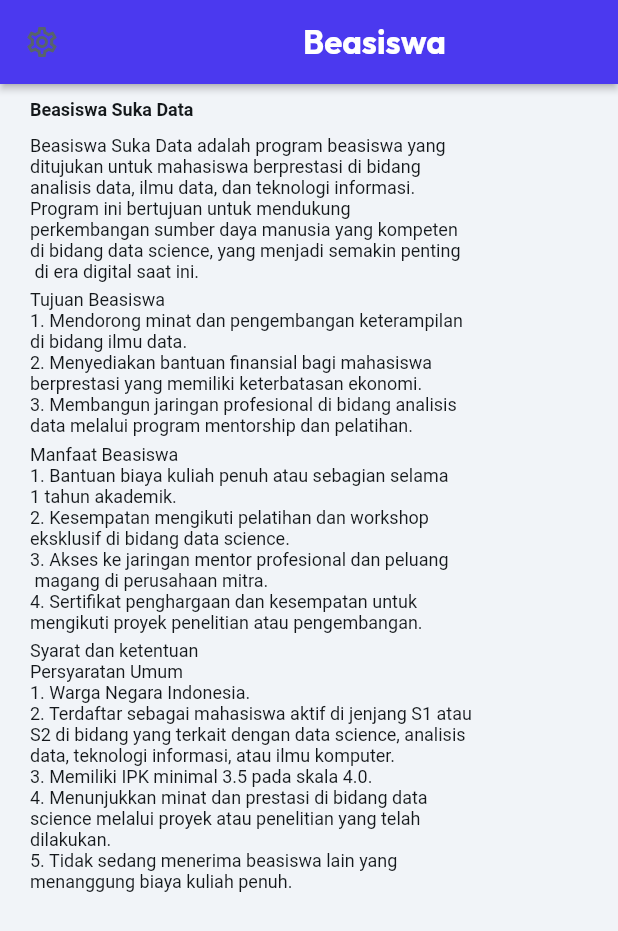
After one commit to ngodeing/mimpi-kita-flutter, a Flutter app: the CAaaWidget screen opened by its route, on a phone screen of 412 x 824 dp. The commit adds this screen. Shown: the top 931 px of the screen. Run offline on Flutter 3.47's test engine with Material 3 defaults, Android fonts, the phone set to English and light mode, and no system bars; our stand-ins replace auto_size_text, font_awesome_flutter, from_css_color, go_router, google_fonts, page_transition and 3 more; missing offline and left inert: json_path; accounts and stored records are empty; Roboto replaces fonts that are missing (Readex Pro).

Commit message:
lintang - menambahkan page scholarship

```diff
--- a/lib/flutter_flow/nav/nav.dart
+++ b/lib/flutter_flow/nav/nav.dart
@@ -84,9 +84,9 @@ GoRouter createRouter(AppStateNotifier appStateNotifier) => GoRouter(
           builder: (context, params) => const BOnBoardingWidget(),
         ),
         FFRoute(
-          name: 'scholarship',
-          path: '/scholarship',
-          builder: (context, params) => const ScholarshipWidget(),
+          name: 'a_scholarship',
+          path: '/aScholarship',
+          builder: (context, params) => const AScholarshipWidget(),
         ),
         FFRoute(
           name: 'f_homeDonation',
@@ -106,6 +106,16 @@ GoRouter createRouter(AppStateNotifier appStateNotifier) => GoRouter(
           name: 'DonationPage',
           path: '/donationPage',
           builder: (context, params) => const DonationPageWidget(),
+        ),
+        FFRoute(
+          name: 'c_campaigns_Details2',
+          path: '/cCampaignsDetails2',
+          builder: (context, params) => const CCampaignsDetails2Widget(),
+        ),
+        FFRoute(
+          name: 'c_aaa',
+          path: '/cAaa',
+          builder: (context, params) => const CAaaWidget(),
         )
       ].map((r) => r.toRoute(appStateNotifier)).toList(),
     );
--- a/lib/lintang_page/scholarship/scholarship_model.dart
+++ b/lib/lintang_page/c_aaa/c_aaa_model.dart
@@ -1,8 +1,8 @@
 import '/flutter_flow/flutter_flow_util.dart';
-import 'scholarship_widget.dart' show ScholarshipWidget;
+import 'c_aaa_widget.dart' show CAaaWidget;
 import 'package:flutter/material.dart';
 
-class ScholarshipModel extends FlutterFlowModel<ScholarshipWidget> {
+class CAaaModel extends FlutterFlowModel<CAaaWidget> {
   ///  State fields for stateful widgets in this page.
 
   final unfocusNode = FocusNode();
--- /dev/null
+++ b/lib/lintang_page/c_aaa/c_aaa_widget.dart
@@ -0,0 +1,175 @@
+import '/flutter_flow/flutter_flow_theme.dart';
+import '/flutter_flow/flutter_flow_util.dart';
+import 'package:flutter/material.dart';
+import 'c_aaa_model.dart';
+export 'c_aaa_model.dart';
+
+class CAaaWidget extends StatefulWidget {
+  const CAaaWidget({super.key});
+
+  @override
+  State<CAaaWidget> createState() => _CAaaWidgetState();
+}
+
+class _CAaaWidgetState extends State<CAaaWidget> {
+  late CAaaModel _model;
+
+  final scaffoldKey = GlobalKey<ScaffoldState>();
+
+  @override
+  void initState() {
+    super.initState();
+    _model = createModel(context, () => CAaaModel());
+  }
+
+  @override
+  void dispose() {
+    _model.dispose();
+
+    super.dispose();
+  }
+
+  @override
+  Widget build(BuildContext context) {
+    return GestureDetector(
+      onTap: () => _model.unfocusNode.canRequestFocus
+          ? FocusScope.of(context).requestFocus(_model.unfocusNode)
+          : FocusScope.of(context).unfocus(),
+      child: Scaffold(
+        key: scaffoldKey,
+        backgroundColor: FlutterFlowTheme.of(context).primaryBackground,
+        appBar: AppBar(
+          backgroundColor: FlutterFlowTheme.of(context).primary,
+          automaticallyImplyLeading: false,
+          leading: Icon(
+            Icons.settings_outlined,
+            color: FlutterFlowTheme.of(context).secondaryText,
+            size: 24.0,
+          ),
+          title: Padding(
+            padding: const EdgeInsetsDirectional.fromSTEB(130.0, 0.0, 0.0, 0.0),
+            child: Text(
+              'Beasiswa',
+              style: FlutterFlowTheme.of(context).headlineMedium.override(
+                    fontFamily: 'Outfit',
+                    color: Colors.white,
+                    fontSize: 22.0,
+                    letterSpacing: 0.0,
+                    fontWeight: FontWeight.bold,
+                  ),
+            ),
+          ),
+          actions: const [],
+          centerTitle: false,
+          elevation: 2.0,
+        ),
+        body: SafeArea(
+          top: true,
+          child: Column(
+            mainAxisSize: MainAxisSize.max,
+            children: [
+              Row(
+                mainAxisSize: MainAxisSize.max,
+                children: [
+                  Padding(
+                    padding:
+                        const EdgeInsetsDirectional.fromSTEB(20.0, 10.0, 0.0, 0.0),
+                    child: Text(
+                      'Beasiswa Suka Data',
+                      style: FlutterFlowTheme.of(context).bodyMedium.override(
+                            fontFamily: 'Readex Pro',
+                            letterSpacing: 0.0,
+                            fontWeight: FontWeight.bold,
+                          ),
+                    ),
+                  ),
+                ],
+              ),
+              Row(
+                mainAxisSize: MainAxisSize.max,
+                children: [
+                  Padding(
+                    padding:
+                        const EdgeInsetsDirectional.fromSTEB(20.0, 10.0, 30.0, 0.0),
+                    child: Text(
+                      'Beasiswa Suka Data adalah program beasiswa yang \nditujukan untuk mahasiswa berprestasi di bidang \nanalisis data, ilmu data, dan teknologi informasi. \nProgram ini bertujuan untuk mendukung \nperkembangan sumber daya manusia yang kompeten \ndi bidang data science, yang menjadi semakin penting\n di era digital saat ini.',
+                      textAlign: TextAlign.justify,
+                      style: FlutterFlowTheme.of(context).bodyMedium.override(
+                            fontFamily: 'Readex Pro',
+                            letterSpacing: 0.0,
+                          ),
+                    ),
+                  ),
+                ],
+              ),
+              Row(
+                mainAxisSize: MainAxisSize.max,
+                children: [
+                  Padding(
+                    padding:
+                        const EdgeInsetsDirectional.fromSTEB(20.0, 5.0, 0.0, 0.0),
+                    child: Text(
+                      'Tujuan Beasiswa\n1. Mendorong minat dan pengembangan keterampilan \ndi bidang ilmu data.\n2. Menyediakan bantuan finansial bagi mahasiswa \nberprestasi yang memiliki keterbatasan ekonomi.\n3. Membangun jaringan profesional di bidang analisis \ndata melalui program mentorship dan pelatihan.',
+                      style: FlutterFlowTheme.of(context).bodyMedium.override(
+                            fontFamily: 'Readex Pro',
+                            letterSpacing: 0.0,
+                          ),
+                    ),
+                  ),
+                ],
+              ),
+              Row(
+                mainAxisSize: MainAxisSize.max,
+                children: [
+                  Padding(
+                    padding:
+                        const EdgeInsetsDirectional.fromSTEB(20.0, 5.0, 0.0, 0.0),
+                    child: Text(
+                      'Manfaat Beasiswa\n1. Bantuan biaya kuliah penuh atau sebagian selama \n1 tahun akademik.\n2. Kesempatan mengikuti pelatihan dan workshop \neksklusif di bidang data science.\n3. Akses ke jaringan mentor profesional dan peluang\n magang di perusahaan mitra.\n4. Sertifikat penghargaan dan kesempatan untuk \nmengikuti proyek penelitian atau pengembangan.',
+                      style: FlutterFlowTheme.of(context).bodyMedium.override(
+                            fontFamily: 'Readex Pro',
+                            letterSpacing: 0.0,
+                          ),
+                    ),
+                  ),
+                ],
+              ),
+              Row(
+                mainAxisSize: MainAxisSize.max,
+                children: [
+                  Padding(
+                    padding:
+                        const EdgeInsetsDirectional.fromSTEB(20.0, 5.0, 0.0, 0.0),
+                    child: Text(
+                      'Syarat dan ketentuan',
+                      style: FlutterFlowTheme.of(context).bodyMedium.override(
+                            fontFamily: 'Readex Pro',
+                            letterSpacing: 0.0,
+                          ),
+                    ),
+                  ),
+                ],
+              ),
+              Row(
+                mainAxisSize: MainAxisSize.max,
+                children: [
+                  Padding(
+                    padding:
+                        const EdgeInsetsDirectional.fromSTEB(20.0, 0.0, 0.0, 0.0),
+                    child: Text(
+                      'Persyaratan Umum\n1. Warga Negara Indonesia.\n2. Terdaftar sebagai mahasiswa aktif di jenjang S1 atau \nS2 di bidang yang terkait dengan data science, analisis \ndata, teknologi informasi, atau ilmu komputer.\n3. Memiliki IPK minimal 3.5 pada skala 4.0.\n4. Menunjukkan minat dan prestasi di bidang data \nscience melalui proyek atau penelitian yang telah \ndilakukan.\n5. Tidak sedang menerima beasiswa lain yang \nmenanggung biaya kuliah penuh.',
+                      style: FlutterFlowTheme.of(context).bodyMedium.override(
+                            fontFamily: 'Readex Pro',
+                            letterSpacing: 0.0,
+                          ),
+                    ),
+                  ),
+                ],
+              ),
+            ],
+          ),
+        ),
+      ),
+    );
+  }
+}
```
Also changed, not shown: lib/index.dart (+5 -2 lines), lib/lintang_page/a_scholarship/a_scholarship_model.dart (added, +17 -0 lines), lib/lintang_page/a_scholarship/a_scholarship_widget.dart (renamed from lib/lintang_page/scholarship/scholarship_widget.dart, +40 -40 lines), lib/lintang_page/c_campaigns_details2/c_campaigns_details2_model.dart (added, +24 -0 lines), lib/lintang_page/c_campaigns_details2/c_campaigns_details2_widget.dart (added, +172 -0 lines).
